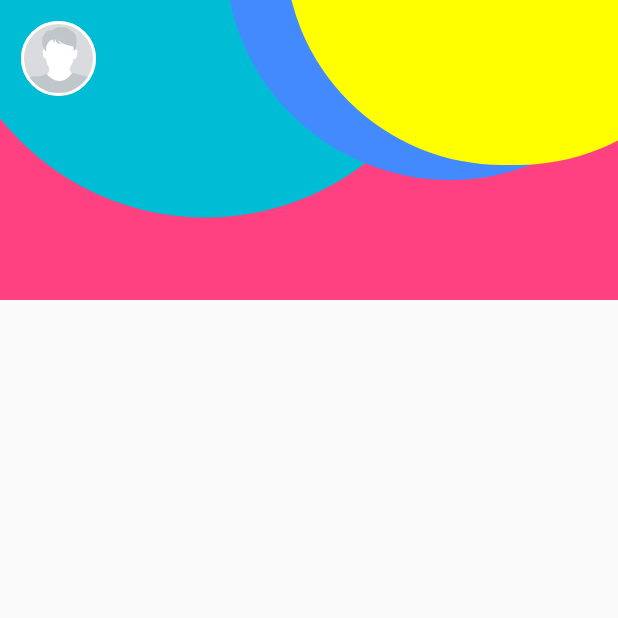
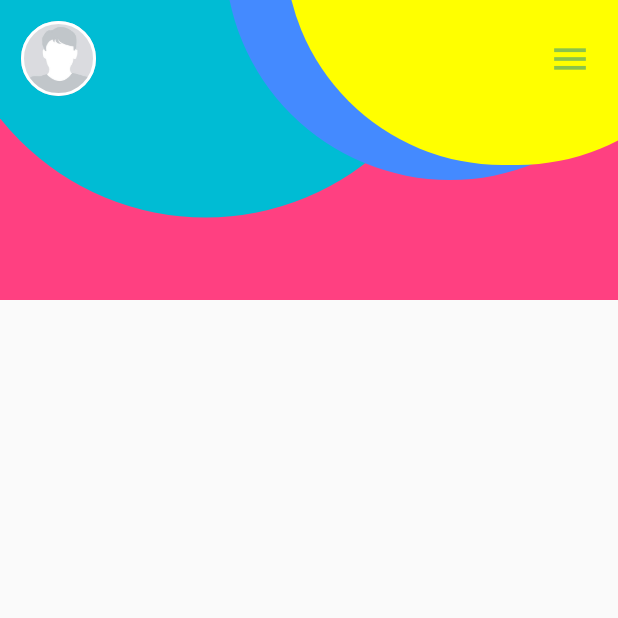
Before and after one commit to SamilaChanu95/ShoppingApp, a Flutter app: the screen it shows after launch, on a phone screen of 412 x 824 dp, the top half of it. Run offline on Flutter 3.47's test engine with Material 2 defaults, Android fonts, the phone set to English and light mode, and no system bars.

Commit message:
Add icon button.

```diff
--- a/shoppingapp/lib/main.dart
+++ b/shoppingapp/lib/main.dart
@@ -115,18 +115,32 @@ class ShoppingApp extends StatelessWidget {
                                   color: Colors.white,
                                   style: BorderStyle.solid,
                                   width: 2.0
-
-                                  //images contain in images folder
                                 ),
                                 image: DecorationImage(
-                                  image: AssetImage('images/user.jpg'),
+                                  image: AssetImage('images/user.jpg'), //images contain in images folder
                                 )
                               ),
-                            )
+                            ),
+                            SizedBox(
+                              width: MediaQuery.of(context).size.width-120), // using mediaquery we can build responsive page item(Screen size ekat anuwa width eka wenas wena pages)
+                            Container(
+                              alignment: Alignment.topRight,
+                              child: IconButton(
+                                  icon: Icon(Icons.menu),
+                                  onPressed: (){},
+                                  color: Colors.lightGreen,
+                              iconSize: 28.0,
+                                   ),
+                            ),
+                            SizedBox(
+                            height: 15.0
+                            ),
                           ],
                         )
                       ],
                     )
+
+
 
                   ],
                 )
```
